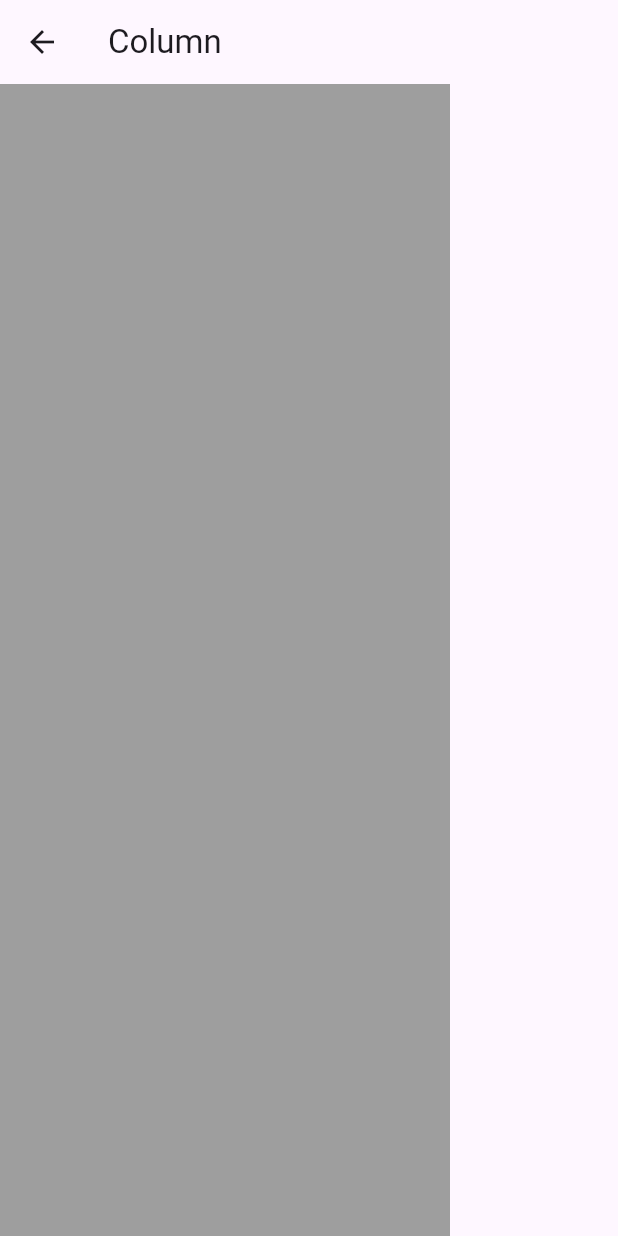
After one commit to wis-hyun/smwu_202508, a Flutter app: the screen it shows after launch, after a tap on "Column", on a phone screen of 412 x 824 dp. The commit adds this screen. Run offline on Flutter 3.47's test engine with Material 3 defaults, Android fonts, the light colour scheme and no system bars.

Commit message:
column_screen 추가

```diff
--- a/lib/screen/button_screen.dart
+++ b/lib/screen/button_screen.dart
@@ -1,4 +1,5 @@
 import 'package:flutter/material.dart';
+import 'package:smwu_202508/screen/column/column_screen.dart';
 import 'package:smwu_202508/screen/container/container_practice_screen.dart';
 import 'package:smwu_202508/screen/container/container_screen.dart';
 
@@ -40,6 +41,25 @@ class ButtonScreen extends StatelessWidget {
               },
               child: Text("button2"),
             ),
+
+
+            SizedBox(height: 10),
+
+            ElevatedButton(
+              onPressed: () {
+                Navigator.push(
+                  context,
+                  MaterialPageRoute(
+                    builder: (context) {
+                      return ColumnScreen();
+                    },
+                  ),
+                );
+              },
+              child: Text("Column"),
+            ),
+
+
           ],
         ),
       ),
--- /dev/null
+++ b/lib/screen/column/column_screen.dart
@@ -0,0 +1,19 @@
+import 'package:flutter/material.dart';
+
+class ColumnScreen extends StatelessWidget {
+  const ColumnScreen({super.key});
+
+  @override
+  Widget build(BuildContext context) {
+    return Scaffold(
+      appBar: AppBar(title: Text('Column'),),
+      body: Container(
+        width: 300,
+        color: Colors.grey,
+        child: Column(
+
+        ),
+      ),
+    );
+  }
+}
```
